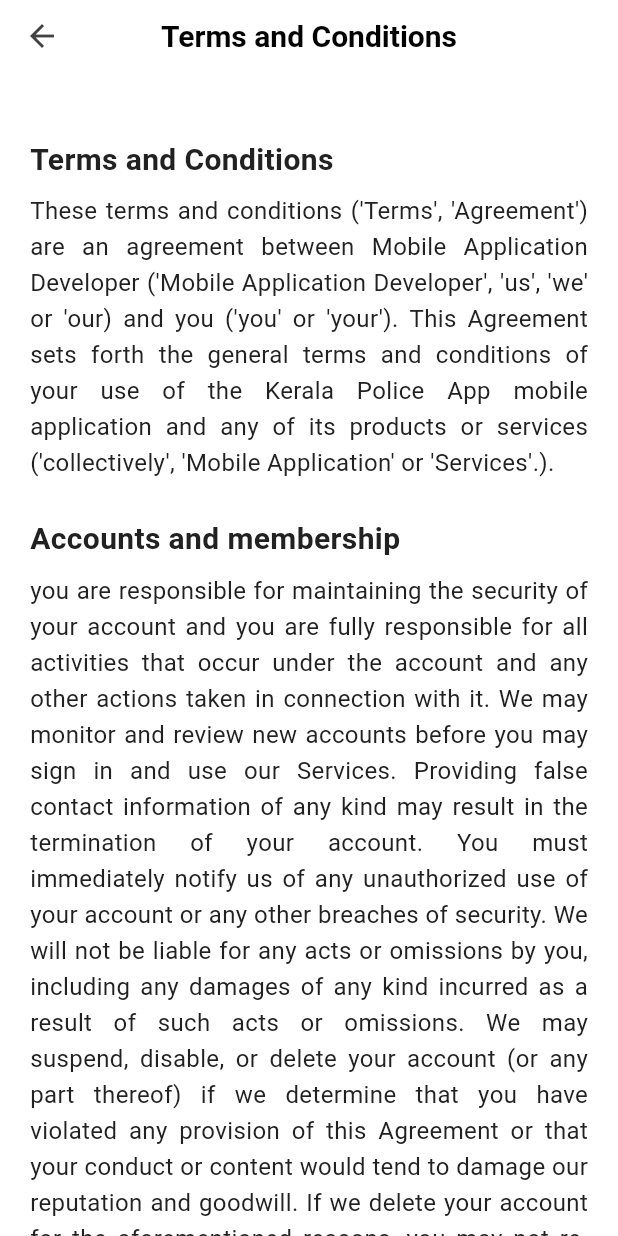
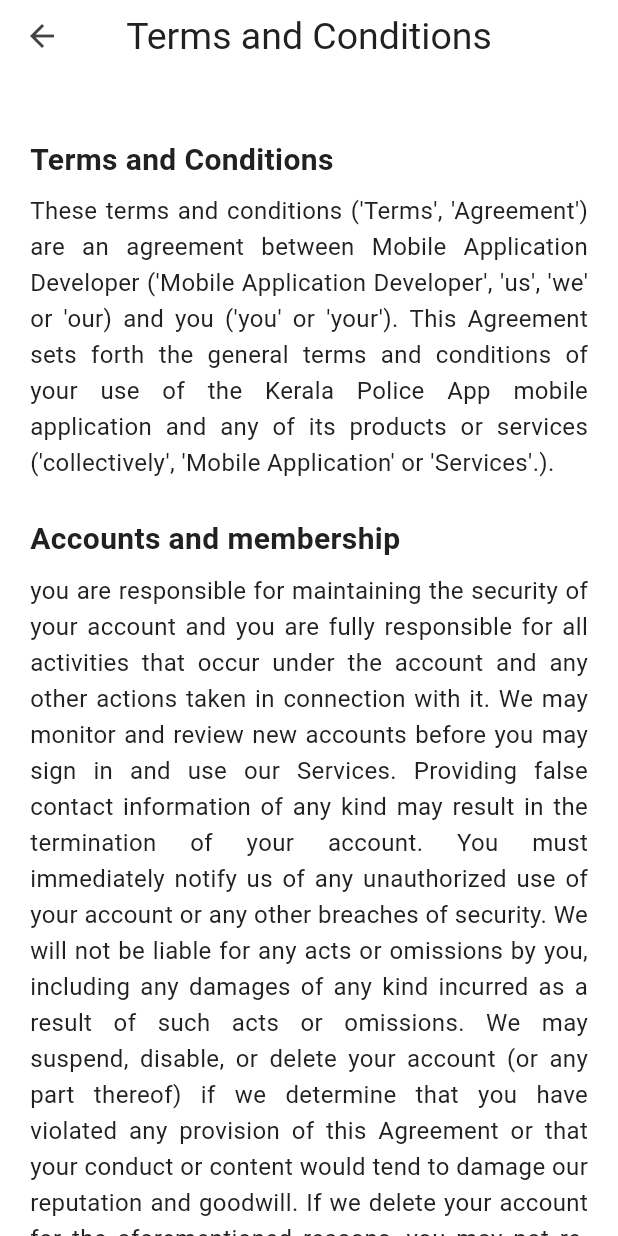
Before and after one commit to akhileshms120/pollapp, a Flutter app: the TermsandcontdionScreen screen opened by its route, on a phone screen of 412 x 824 dp. Run offline on Flutter 3.47's test engine with Material 3 defaults, Android fonts, the phone set to English and light mode, and no system bars; our stand-ins replace equatable, flutter_bloc, flutter_screenutil, get, liquid_swipe, logger.

Commit message:
privacy policy screen working progress

```diff
--- a/lib/Core/app_constants/app_constants.dart
+++ b/lib/Core/app_constants/app_constants.dart
@@ -56,8 +56,12 @@
   static const String ninethParagraph="1. If you would like to contact us to understand more about this Agreement or wish to contact us concerning any matter relating to it, you may send email to:";
   static const String polAppEmailid='mobileapp.pol@kerala.gov.in';
   static const String ninethParagraph2="'2. This document was last updated on: December 26, 2019',";
-
-
+///////////////////////////////////Privacy Policy /////////////////////////////////////
+  static const String privacyandpolicyScreentitle="Privacy Policy ";
+  static const String pfirstHeadingText="Privacy Policy ";
+  static const String pfirstParagraph="Kerala Police App does not share personal information of any kind with anyone. We will not sell or rent your name or personal information to any third party. Any data that a user stores via our facilities is wholly owned by that user.Kerala Police App only collects such information that is necessary for you to access and use our services. This information includes, user IP address, Location Information and Device Ids.";
+  static const String psecondHeadingText="Permission and their purpose";
+  static const String psecondParagraph="";
 
 
 }
--- a/lib/Presentation/Views/privacyandpolicy_screen.dart
+++ b/lib/Presentation/Views/privacyandpolicy_screen.dart
@@ -1,14 +1,33 @@
 import 'package:flutter/material.dart';
+import 'package:pollapp/Core/app_constants/app_constants.dart';
+import 'package:pollapp/Core/app_constants/colors.dart';
 import 'package:pollapp/Presentation/Widgets/custom_appBar.dart';
+import 'package:pollapp/Presentation/Widgets/custom_widget.dart';
 
 class PrivacyandpolicyScreen extends StatelessWidget {
   const PrivacyandpolicyScreen({super.key});
-
-
   @override
   Widget build(BuildContext context) {
+  final Brightness brightness = Theme.of(context).brightness;
+  final bool isDarkMode = brightness == Brightness.dark;
     return Scaffold(
-      body: CustomAppBar());
+      backgroundColor:isDarkMode?AppColor.darkBackground:AppColor.lightBackground,
+      appBar: CustomAppBar(title:AppConstants.privacyandpolicyScreentitle,isDarkMode: isDarkMode,),
+      body: SingleChildScrollView(
+        padding:const EdgeInsets.all(20),
+        child: SafeArea(child: Column(
+          crossAxisAlignment: CrossAxisAlignment.start,
+          children: [
+          CustomWidget.buildHeading(AppConstants.pfirstHeadingText, isDarkMode),
+          CustomWidget.buildParagraph(AppConstants.pfirstParagraph, isDarkMode),
+           CustomWidget.buildHeading(AppConstants.psecondHeadingText, isDarkMode),
+          CustomWidget.buildParagraph(AppConstants.psecondParagraph, isDarkMode)
+          ],
+        )),
+      ),
+
+      );
+
 
   }
 }
--- a/lib/Presentation/Views/termsandcontdion_screen.dart
+++ b/lib/Presentation/Views/termsandcontdion_screen.dart
@@ -45,51 +45,50 @@
   }
 }
 
-  Widget _buildHeading(String headtext,bool isDarkMode) {
-    return Padding(
-      padding: const EdgeInsets.only(top: 16.0, bottom: 8.0),
-      child:CustomWidget.customTextWidget(text: headtext,textColor:AppColor.getTextColor(isDarkMode), fontSize: 20,fontWeight: FontWeight.bold )
-    );
-  }
- Widget _buildParagraph(String text,bool isDarkMode) {
-    return Padding(
-      padding: const EdgeInsets.only(bottom: 8.0),
-      child:CustomWidget.customTextWidget(text:text,fontSize: 16,height: 1.5,textColor:AppColor.getTextColor(isDarkMode),textAlign:TextAlign.justify  )
+  // Widget _buildHeading(String headtext,bool isDarkMode) {
+  //   return Padding(
+  //     padding: const EdgeInsets.only(top: 16.0, bottom: 8.0),
+  //     child:CustomWidget.customTextWidget(text: headtext,textColor:AppColor.getTextColor(isDarkMode), fontSize: 20,fontWeight: FontWeight.bold )
+  //   );
+  // }
+//  Widget _buildParagraph(String text,bool isDarkMode) {
+//     return Padding(
+//       padding: const EdgeInsets.only(bottom: 8.0),
+//       child:CustomWidget.customTextWidget(text:text,fontSize: 16,height: 1.5,textColor:AppColor.getTextColor(isDarkMode),textAlign:TextAlign.justify  )
 
-    );
-  }
+//     );
+//   }
   @override
   Widget build(BuildContext context) {
     final Brightness brightness = Theme.of(context).brightness;
     final bool isDarkMode = brightness == Brightness.dark;
-    final isLandscape =
-        MediaQuery.of(context).orientation == Orientation.landscape;
     return Scaffold(
       backgroundColor:isDarkMode?AppColor.darkBackground:AppColor.lightBackground,
-      appBar:  CustomAppBar(title:AppConstants.appBarText,isDarkMode: isDarkMode,),body:SingleChildScrollView(
+      appBar:  CustomAppBar(title:AppConstants.appBarText,isDarkMode: isDarkMode,),
+      body:SingleChildScrollView(
         padding: const EdgeInsets.all(20),
         child: SafeArea(
           child: Column(
              crossAxisAlignment: CrossAxisAlignment.start,
             children: [
-            _buildHeading(AppConstants.firstHeadingText,isDarkMode),
-            _buildParagraph(AppConstants.firstParagraph,isDarkMode),
-             _buildHeading(AppConstants.secondHeadingText,isDarkMode),
-            _buildParagraph(AppConstants.secondParagraph,isDarkMode),
-             _buildHeading(AppConstants.thirdHeadingText,isDarkMode),
-            _buildParagraph(AppConstants.thirdParagraph,isDarkMode),
-             _buildHeading(AppConstants.fourthHeadingText,isDarkMode),
-            _buildParagraph(AppConstants.fourthParagraph,isDarkMode),
-            _buildHeading(AppConstants.fifthHeadingText,isDarkMode),
-            _buildParagraph(AppConstants.fifthParagraph,isDarkMode),
-            _buildHeading(AppConstants.sixthHeadingText,isDarkMode),
-            _buildParagraph(AppConstants.sixthParagraph,isDarkMode),
-            _buildHeading(AppConstants.seventhHeadingText,isDarkMode),
-            _buildParagraph(AppConstants.seventhParagraph,isDarkMode),
-             _buildHeading(AppConstants.eightHeadingText,isDarkMode),
-            _buildParagraph(AppConstants.eightParagraph,isDarkMode),
-            _buildHeading(AppConstants.ninethHeadingText,isDarkMode),
-            _buildParagraph(AppConstants.ninethParagraph,isDarkMode),
+            CustomWidget.buildHeading(AppConstants.firstHeadingText,isDarkMode),
+            CustomWidget.buildParagraph(AppConstants.firstParagraph,isDarkMode),
+             CustomWidget.buildHeading(AppConstants.secondHeadingText,isDarkMode),
+            CustomWidget.buildParagraph(AppConstants.secondParagraph,isDarkMode),
+             CustomWidget.buildHeading(AppConstants.thirdHeadingText,isDarkMode),
+            CustomWidget.buildParagraph(AppConstants.thirdParagraph,isDarkMode),
+             CustomWidget.buildHeading(AppConstants.fourthHeadingText,isDarkMode),
+            CustomWidget.buildParagraph(AppConstants.fourthParagraph,isDarkMode),
+            CustomWidget.buildHeading(AppConstants.fifthHeadingText,isDarkMode),
+            CustomWidget.buildParagraph(AppConstants.fifthParagraph,isDarkMode),
+            CustomWidget.buildHeading(AppConstants.sixthHeadingText,isDarkMode),
+            CustomWidget.buildParagraph(AppConstants.sixthParagraph,isDarkMode),
+            CustomWidget.buildHeading(AppConstants.seventhHeadingText,isDarkMode),
+            CustomWidget.buildParagraph(AppConstants.seventhParagraph,isDarkMode),
+             CustomWidget.buildHeading(AppConstants.eightHeadingText,isDarkMode),
+            CustomWidget.buildParagraph(AppConstants.eightParagraph,isDarkMode),
+            CustomWidget.buildHeading(AppConstants.ninethHeadingText,isDarkMode),
+            CustomWidget.buildParagraph(AppConstants.ninethParagraph,isDarkMode),
             GestureDetector(onTap:_lauchEmail,
             child: CustomWidget.customTextWidget(text:AppConstants.polAppEmailid ,fontSize: 15,textColor: Colors.blue,textDecoration: TextDecoration.underline)
             ),
--- a/lib/Presentation/Widgets/custom_appBar.dart
+++ b/lib/Presentation/Widgets/custom_appBar.dart
@@ -6,13 +6,14 @@
 class CustomAppBar extends StatelessWidget implements PreferredSizeWidget {
   final String title;
   final bool isDarkMode;
+  final double fontSize;
 
-  const CustomAppBar({super.key, this.title = "",this.isDarkMode=false});
+  const CustomAppBar({super.key, this.title = "",this.isDarkMode=false,this.fontSize=25});
 
   @override
   Widget build(BuildContext context) {
     return AppBar(
-      title: Text(title),
+      title: CustomWidget.customTextWidget(text: title,fontSize:fontSize,textColor:AppColor.getTextColor(isDarkMode) ),
       backgroundColor: isDarkMode?AppColor.darkBackground:AppColor.lightBackground,
       elevation: 0,
       leading: IconButton(
--- a/lib/Presentation/Widgets/custom_widget.dart
+++ b/lib/Presentation/Widgets/custom_widget.dart
@@ -99,4 +99,22 @@
   static Widget iconWidget({required IconData icon, Color? iconColor,bool isDarkMode=false}){
     return Icon(icon,color: AppColor.getIconBackgroundColor(isDarkMode),);
   }
+
+ //////////////////////Custom widget for privacy and terms and condtion/////////////////////////////////////////////////
+
+
+  static Widget buildHeading(String headtext,bool isDarkMode) {
+    return Padding(
+      padding: const EdgeInsets.only(top: 16.0, bottom: 8.0),
+      child:CustomWidget.customTextWidget(text: headtext,textColor:AppColor.getTextColor(isDarkMode), fontSize: 20,fontWeight: FontWeight.bold )
+    );
+  }
+ static Widget buildParagraph(String text,bool isDarkMode) {
+    return Padding(
+      padding: const EdgeInsets.only(bottom: 8.0),
+      child:CustomWidget.customTextWidget(text:text,fontSize: 16,height: 1.5,textColor:AppColor.getTextColor(isDarkMode),textAlign:TextAlign.justify  )
+
+    );
+  }
+
 }
```
